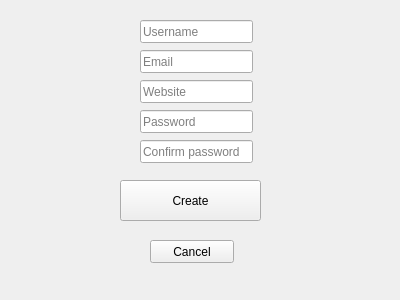
Old version of the form COMP09044_CW_PasswordManager/COMP09044_CW_PasswordManager/newaccount.ui in the repository kc101010/COMP09044_CW_PasswordManagerProject.
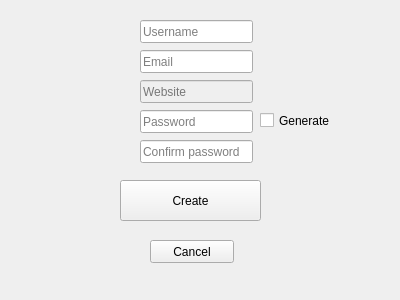
New version of the form.

Commit message: added password generation when creating new accounts, bug fixes

```diff
--- a/COMP09044_CW_PasswordManager/COMP09044_CW_PasswordManager/newaccount.ui
+++ b/COMP09044_CW_PasswordManager/COMP09044_CW_PasswordManager/newaccount.ui
@@ -94,6 +94,9 @@
    </property>
   </widget>
   <widget class="QLineEdit" name="input_Website">
+   <property name="enabled">
+    <bool>false</bool>
+   </property>
    <property name="geometry">
     <rect>
      <x>140</x>
@@ -119,6 +122,22 @@
     <string>Cancel</string>
    </property>
   </widget>
+  <widget class="QCheckBox" name="input_GeneratePassword">
+   <property name="geometry">
+    <rect>
+     <x>260</x>
+     <y>110</y>
+     <width>92</width>
+     <height>21</height>
+    </rect>
+   </property>
+   <property name="text">
+    <string>Generate</string>
+   </property>
+   <property name="tristate">
+    <bool>false</bool>
+   </property>
+  </widget>
  </widget>
  <resources/>
  <connections/>
```
The commit also changes 20 other files.
